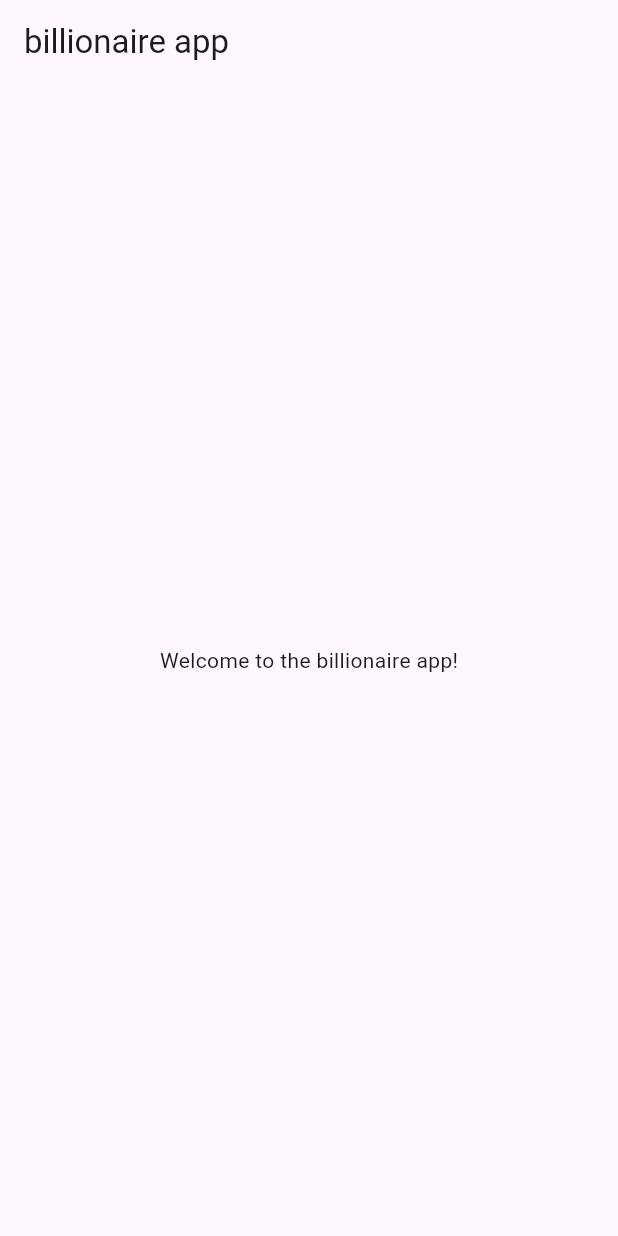
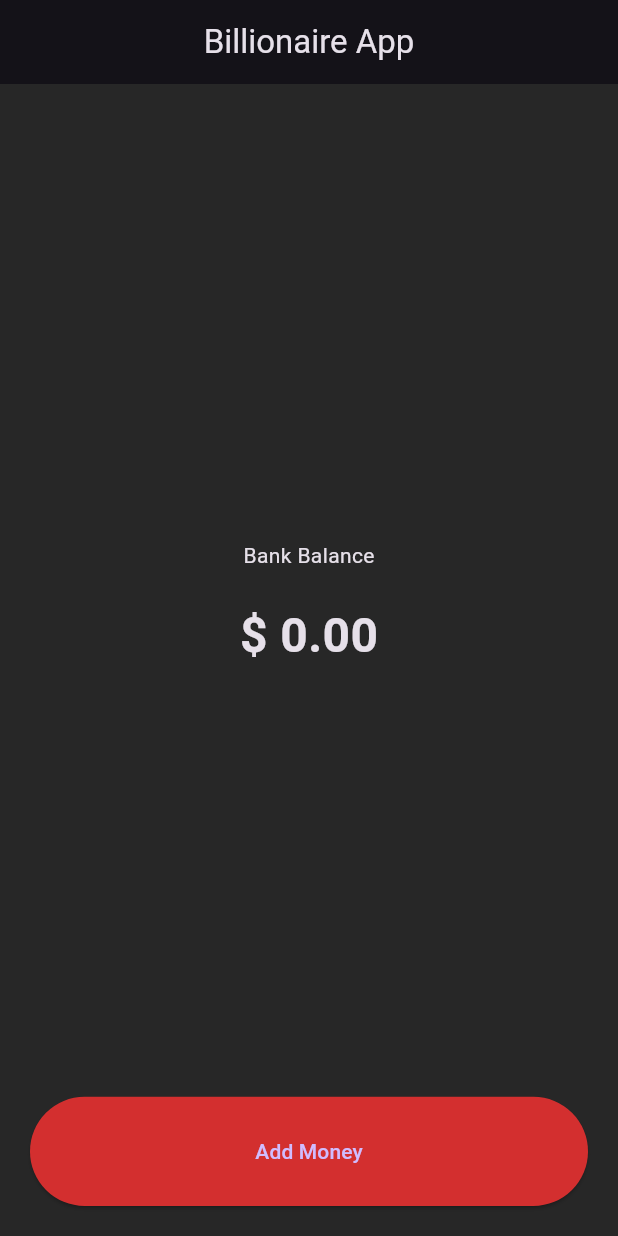
Before and after one commit to HanifiSetiawan/Billionaire_App, a Flutter app: the screen it shows after launch, on a phone screen of 412 x 824 dp. Run offline on Flutter 3.47's test engine with Material 3 defaults, Android fonts, the phone set to English and light mode, and no system bars; our stand-ins replace shared_preferences.

```diff
--- /dev/null
+++ b/lib/balance.dart
@@ -0,0 +1,26 @@
+import 'package:flutter/material.dart';
+import 'package:intl/intl.dart';
+
+class Balanceview extends StatelessWidget {
+  double bankBalance;
+  Balanceview({super.key, required this.bankBalance});
+
+  @override
+  Widget build(BuildContext context) {
+    return Expanded(
+      flex: 9,
+      child: Column(
+        mainAxisAlignment: MainAxisAlignment.center,
+        crossAxisAlignment: CrossAxisAlignment.center,
+        children: [
+          const Text('Bank Balance'),
+          SizedBox(height: 20),
+          Text(
+            '\$ ${NumberFormat.simpleCurrency(name: '').format(bankBalance)}',
+            style: TextStyle(fontSize: 32, fontWeight: FontWeight.bold),
+          ),
+        ],
+      ),
+    );
+  }
+}
--- a/lib/main.dart
+++ b/lib/main.dart
@@ -1,20 +1,69 @@
+import 'package:billionaireapp/balance.dart';
+import 'package:billionaireapp/moneybutton.dart';
 import 'package:flutter/material.dart';
+import 'package:shared_preferences/shared_preferences.dart';
 
 void main() {
   runApp(const MyApp());
 }
 
-class MyApp extends StatelessWidget {
+class MyApp extends StatefulWidget {
   const MyApp({super.key});
+
+  @override
+  State<MyApp> createState() => _MyAppState();
+}
+
+class _MyAppState extends State<MyApp> {
+  double bankBalance = 0;
+  void pressed() async {
+    setState(() {
+      bankBalance = bankBalance + 500.0;
+    });
+    // Obtain shared preferences.
+    final SharedPreferences prefs = await SharedPreferences.getInstance();
+    // Save an double value to 'decimal' key.
+    await prefs.setDouble('bankBalance', bankBalance);
+    print(bankBalance);
+  }
+
+  @override
+  void initState() {
+    getBankBalance();
+    super.initState();
+  }
+
+  void getBankBalance() async {
+    final SharedPreferences prefs = await SharedPreferences.getInstance();
+
+    setState(() {
+      bankBalance = prefs.getDouble('bankBalance') ?? 0;
+    });
+  }
 
   @override
   Widget build(BuildContext context) {
     return MaterialApp(
-      title: 'Flutter Demo',
-      theme: ThemeData(primarySwatch: Colors.blue),
+      title: 'Billionaire App',
+      theme: ThemeData.dark().copyWith(
+        primaryColor: Colors.blueGrey,
+        scaffoldBackgroundColor: const Color.fromARGB(255, 39, 39, 39),
+      ),
       home: Scaffold(
-        appBar: AppBar(title: const Text('billionaire app')),
-        body: const Center(child: Text('Welcome to the billionaire app!')),
+        appBar: AppBar(title: const Text('Billionaire App'), centerTitle: true),
+        body: Container(
+          height: double.infinity,
+          width: double.infinity,
+          padding: const EdgeInsets.all(20),
+          child: Column(
+            mainAxisAlignment: MainAxisAlignment.spaceBetween,
+            crossAxisAlignment: CrossAxisAlignment.center,
+            children: [
+              Balanceview(bankBalance: bankBalance),
+              AddMoney(addMoneyFunction: pressed),
+            ],
+          ),
+        ),
       ),
     );
   }
--- /dev/null
+++ b/lib/moneybutton.dart
@@ -0,0 +1,22 @@
+import 'package:flutter/material.dart';
+
+class AddMoney extends StatelessWidget {
+  void Function() addMoneyFunction;
+  // Functionality to add money will be implemented here
+  AddMoney({super.key, required this.addMoneyFunction});
+
+  @override
+  Widget build(BuildContext context) {
+    return Expanded(
+      flex: 1,
+      child: ElevatedButton(
+        style: ElevatedButton.styleFrom(
+          backgroundColor: Colors.red[700],
+          minimumSize: const Size(double.infinity, 50),
+        ),
+        onPressed: addMoneyFunction,
+        child: const Text('Add Money'),
+      ),
+    );
+  }
+}
--- a/pubspec.yaml
+++ b/pubspec.yaml
@@ -34,6 +34,8 @@ dependencies:
   # The following adds the Cupertino Icons font to your application.
   # Use with the CupertinoIcons class for iOS style icons.
   cupertino_icons: ^1.0.8
+  shared_preferences: ^2.5.3
+  intl: ^0.20.2
 
 dev_dependencies:
   flutter_test:
```
Also changed, not shown: pubspec.lock, 9 other files.
